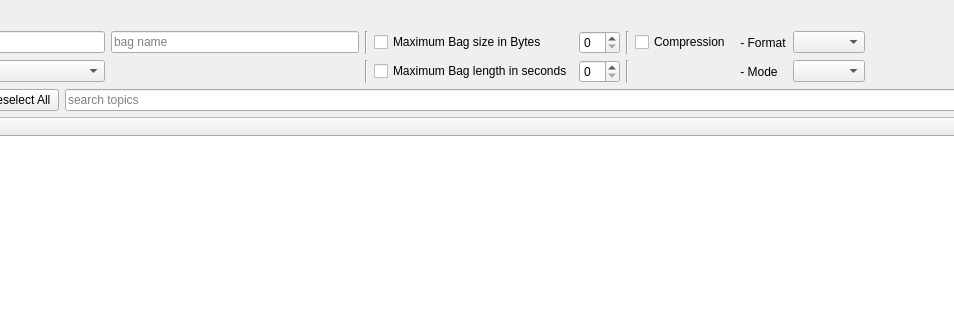
This is resource/rqt_bag_recorder.ui in yschulz/rqt_bag_recorder as Qt 5 draws it before an edit; both pictures show x 380 to 1334 and y 0 to 320 of the 1505 by 569 pixel window. The edited form follows.
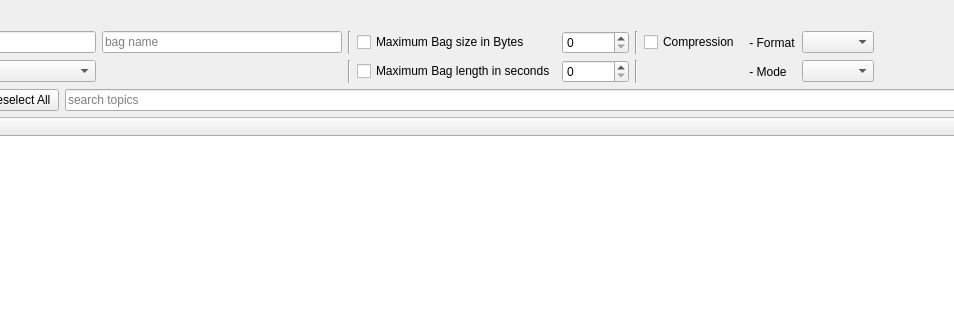
This is the edited form. Custom widgets are drawn as their Qt base class.

```diff
--- a/resource/rqt_bag_recorder.ui
+++ b/resource/rqt_bag_recorder.ui
@@ -153,10 +153,18 @@
       </widget>
      </item>
      <item row="0" column="11">
-      <widget class="QSpinBox" name="o_mx_size_spin"/>
+      <widget class="QSpinBox" name="o_mx_size_spin">
+       <property name="maximum">
+        <number>2147483647</number>
+       </property>
+      </widget>
      </item>
      <item row="2" column="11">
-      <widget class="QSpinBox" name="o_mx_length_spin"/>
+      <widget class="QSpinBox" name="o_mx_length_spin">
+       <property name="maximum">
+        <number>2147483647</number>
+       </property>
+      </widget>
      </item>
      <item row="0" column="10">
       <widget class="QCheckBox" name="o_mx_size_toggle">
```
